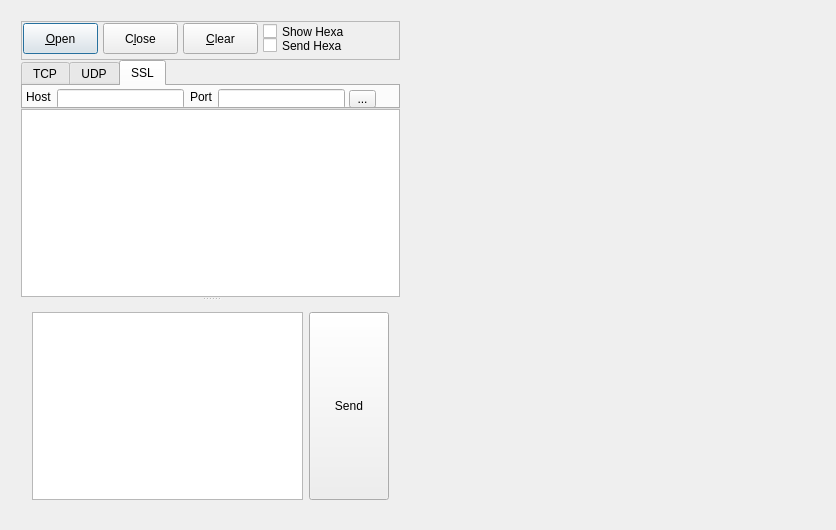
The window that app/netclient/dialog.ui (gilgil1973/vdream90) describes before a commit, drawn with Qt 5.
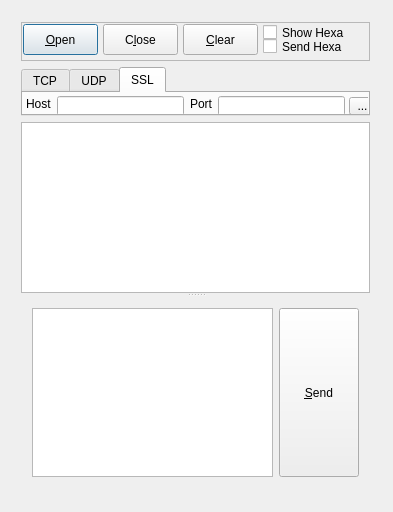
The same window after the commit.

```diff
--- a/app/netclient/dialog.ui
+++ b/app/netclient/dialog.ui
@@ -6,8 +6,8 @@
    <rect>
     <x>0</x>
     <y>0</y>
-    <width>836</width>
-    <height>530</height>
+    <width>393</width>
+    <height>512</height>
    </rect>
   </property>
   <property name="windowTitle">
@@ -17,15 +17,12 @@
    <property name="geometry">
     <rect>
      <x>10</x>
-     <y>10</y>
-     <width>401</width>
-     <height>512</height>
+     <y>11</y>
+     <width>371</width>
+     <height>488</height>
     </rect>
    </property>
    <layout class="QVBoxLayout" name="mainLayout">
-    <property name="spacing">
-     <number>0</number>
-    </property>
     <item>
      <widget class="QFrame" name="frameTop">
       <property name="minimumSize">
@@ -329,11 +326,23 @@
       <property name="orientation">
        <enum>Qt::Vertical</enum>
       </property>
-      <widget class="QTextEdit" name="txtRecv"/>
+      <widget class="QPlainTextEdit" name="pteRecv">
+       <property name="font">
+        <font>
+         <family>Courier New</family>
+        </font>
+       </property>
+      </widget>
       <widget class="QWidget" name="">
        <layout class="QHBoxLayout" name="horizontalLayout">
         <item>
-         <widget class="QTextEdit" name="txtSend"/>
+         <widget class="QPlainTextEdit" name="pteSend">
+          <property name="font">
+           <font>
+            <family>Courier New</family>
+           </font>
+          </property>
+         </widget>
         </item>
         <item>
          <widget class="QPushButton" name="pbSend">
@@ -344,7 +353,7 @@
            </sizepolicy>
           </property>
           <property name="text">
-           <string>Send</string>
+           <string>&amp;Send</string>
           </property>
          </widget>
         </item>
```
Left out of the diff: 3 changed lines with no effect on the pictures.
